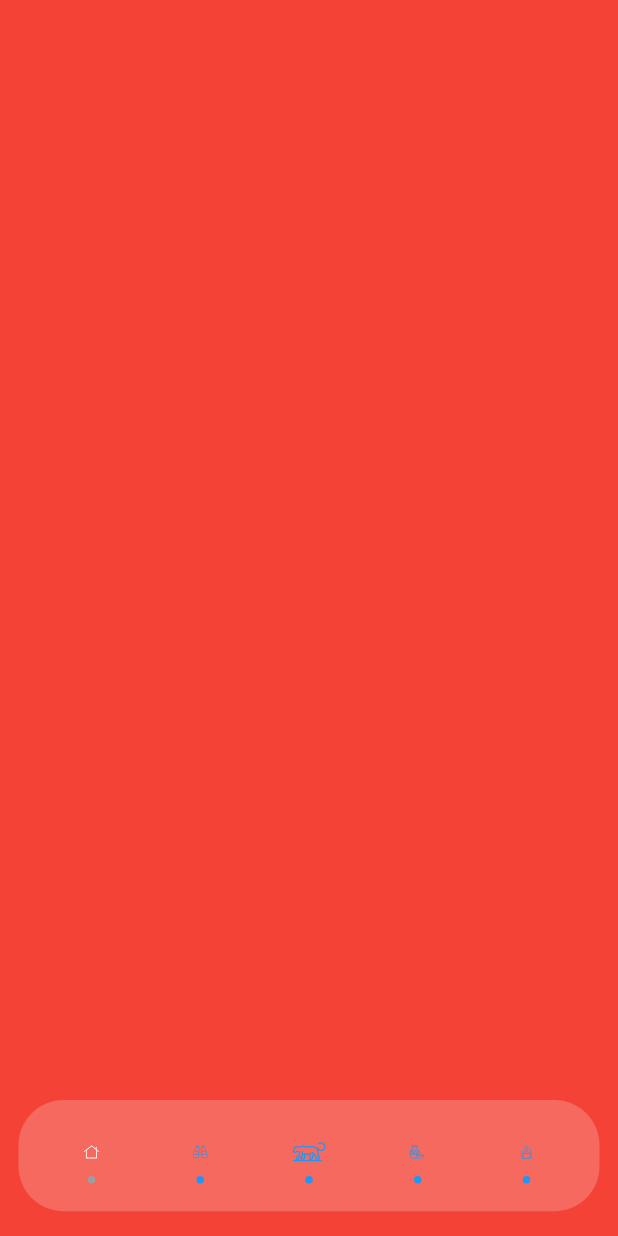
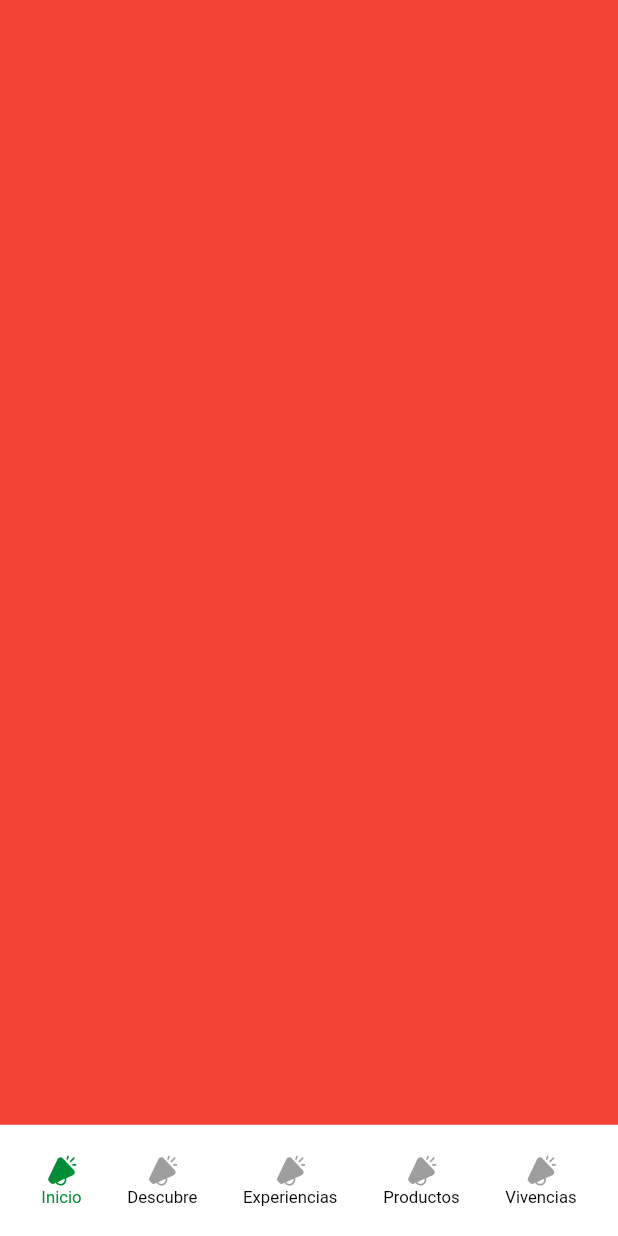
Before and after one commit to angelotapullima/MarcaLoreto, a Flutter app: the screen it shows after launch, on a phone screen of 412 x 824 dp. Run offline on Flutter 3.47's test engine with Material 2 defaults, Android fonts, the phone set to English and light mode, and no system bars; our stand-ins replace flutter_screenutil, flutter_svg, rxdart; statements that could not run were skipped.

Commit message:
inicio x

```diff
--- a/lib/home.dart
+++ b/lib/home.dart
@@ -1,5 +1,6 @@
 import 'package:flutter/cupertino.dart';
 import 'package:flutter/material.dart';
+import 'package:flutter_screenutil/flutter_screenutil.dart';
 import 'package:flutter_svg/flutter_svg.dart';
 import 'package:marca_loreto/src/bloc/provider_bloc.dart';
 import 'package:marca_loreto/src/utils/responsive.dart';
@@ -17,14 +18,14 @@ class _HomePageState extends State<HomePage> {
   @override
   void initState() {
     pageList.add(Container(
+      height: double.infinity,
       width: double.infinity,
-      height: double.infinity,
       color: Colors.red,
     ));
     pageList.add(Container());
     pageList.add(Container());
     pageList.add(Container());
-    //pageList.add(UserPage());
+    pageList.add(Container());
 
     super.initState();
   }
@@ -49,26 +50,22 @@ class _HomePageState extends State<HomePage> {
                   ),
                 ),
                 Positioned(
-                  bottom: responsive.hp(2),
-                  left: responsive.wp(3),
-                  right: responsive.wp(3),
+                  // bottom: responsive.hp(2),
+                  // left: responsive.wp(3),
+                  // right: responsive.wp(3),
+                  bottom: 0,
+                  left: 0,
+                  right: 0,
                   child: Container(
                     padding: EdgeInsets.only(
                       left: responsive.wp(3),
                       right: responsive.wp(3),
                     ),
                     height: responsive.hp(9),
-                    decoration: BoxDecoration(
-                      color: Colors.white.withOpacity(.2),
-                      borderRadius: BorderRadius.circular(30),
-                      /*   boxShadow: [
-                        BoxShadow(
-                          color: Colors.grey.withOpacity(0.5),
-                          spreadRadius: 5,
-                          blurRadius: 7,
-                          offset: const Offset(0, 3), // changes position of shadow
-                        ),
-                      ], */
+                    // height: ScreenUtil().setHeight(48),
+                    decoration: const BoxDecoration(
+                      color: Colors.white,
+                      //borderRadius: BorderRadius.circular(30),
                     ),
                     child: Row(
                       mainAxisAlignment: MainAxisAlignment.spaceAround,
@@ -82,22 +79,25 @@ class _HomePageState extends State<HomePage> {
                             mainAxisAlignment: MainAxisAlignment.center,
                             children: [
                               SizedBox(
-                                height: responsive.ip(3.5),
-                                width: responsive.ip(3.5),
+                                height: responsive.ip(2.5),
+                                width: responsive.ip(2.5),
                                 child: (bottomBloc.page == 0)
                                     ? SvgPicture.asset(
-                                        'assets/svg/tabs/Inicio.svg',
-                                        color: Colors.white,
+                                        'assets/svg/tabs/gol.svg',
+                                        color: const Color(0xFF008d36),
                                       )
                                     : SvgPicture.asset(
-                                        'assets/svg/tabs/Inicio.svg',
-                                        color: Colors.blue,
-                                      ), //Image.assege.asset('assets/logo_largo.svg'),
+                                        'assets/svg/tabs/gol.svg',
+                                        color: Colors.grey,
+                                      ),
                               ),
-                              CircleAvatar(
-                                backgroundColor: (bottomBloc.page == 0) ? Colors.grey : Colors.blue,
-                                radius: 2.5,
-                              ),
+                              Text(
+                                'Inicio',
+                                style: TextStyle(
+                                  color: (bottomBloc.page == 0) ? const Color(0xFF008d36) : Colors.black,
+                                  fontSize: ScreenUtil().setSp(11),
+                                ),
+                              )
                             ],
                           ),
                         ),
@@ -109,131 +109,23 @@ class _HomePageState extends State<HomePage> {
                             mainAxisAlignment: MainAxisAlignment.center,
                             children: [
                               SizedBox(
-                                height: responsive.ip(3.5),
-                                width: responsive.ip(3.5),
+                                height: responsive.ip(2.5),
+                                width: responsive.ip(2.5),
                                 child: (bottomBloc.page == 1)
                                     ? SvgPicture.asset(
-                                        'assets/svg/tabs/Descubre.svg',
-                                        color: Colors.grey,
+                                        'assets/svg/tabs/gol.svg',
+                                        color: const Color(0xFF008d36),
                                       )
                                     : SvgPicture.asset(
-                                        'assets/svg/tabs/Descubre.svg',
-                                        color: Colors.blue,
-                                      ), //Image.asseage.asset('assets/logo_largo.svg'),
-                              ),
-                              CircleAvatar(
-                                backgroundColor: (bottomBloc.page == 1) ? Colors.grey : Colors.blue,
-                                radius: 2.5,
-                              ),
-                            ],
-                          ),
-                        ),
-                        InkWell(
-                          onTap: () {
-                            bottomBloc.changePage(2);
-                          },
-                          child: Column(
-                            mainAxisAlignment: MainAxisAlignment.center,
-                            children: [
-                              SizedBox(
-                                height: responsive.ip(3.5),
-                                width: responsive.ip(3.5),
-                                child: (bottomBloc.page == 2)
-                                    ? SvgPicture.asset(
-                                        'assets/svg/tabs/Experiencias.svg',
+                                        'assets/svg/tabs/gol.svg',
                                         color: Colors.grey,
-                                      )
-                                    : SvgPicture.asset(
-                                        'assets/svg/tabs/Experiencias.svg',
-                                        color: Colors.blue,
-                                      ), //Image.asset('assets/logo_largo.svg'),
-                              ),
-                              CircleAvatar(
-                                backgroundColor: (bottomBloc.page == 2) ? Colors.grey : Colors.blue,
-                                radius: 2.5,
-                              ),
-                            ],
-                          ),
-                        ),
-                        InkWell(
-                          onTap: () {
-                            bottomBloc.changePage(3);
-                          },
-                          child: Column(
-                            mainAxisAlignment: MainAxisAlignment.center,
-                            children: [
-                              SizedBox(
-                                height: responsive.ip(3.5),
-                                width: responsive.ip(3.5),
-                                child: (bottomBloc.page == 3)
-                                    ? SvgPicture.asset(
-                                        'assets/svg/tabs/Productos.svg',
-                                        color: Colors.grey,
-                                      )
-                                    : SvgPicture.asset(
-                                        'assets/svg/tabs/Productos.svg',
-                                        color: Colors.blue,
-                                      ), //Image'assets/logo_largo.svg'),
-                              ),
-                              CircleAvatar(
-                                backgroundColor: (bottomBloc.page == 3) ? Colors.grey : Colors.blue,
-                                radius: 2.5,
-                              ),
-                            ],
-                          ),
-                        ),
-                        InkWell(
-                          onTap: () {
-                            bottomBloc.changePage(4);
-                          },
-                          child: Column(
-                            mainAxisAlignment: MainAxisAlignment.center,
-                            children: [
-                              SizedBox(
-                                height: responsive.ip(3.5),
-                                width: responsive.ip(3.5),
-                                child: (bottomBloc.page == 4)
-                                    ? SvgPicture.asset(
-                                        'assets/svg/tabs/Vivencias.svg',
-                                        color: Colors.grey,
-                                      )
-                                    : SvgPicture.asset(
-                                        'assets/svg/tabs/Vivencias.svg',
-                                        color: Colors.blue,
-                                      ), //Image'assets/logo_largo.svg'),
-                              ),
-                              CircleAvatar(
-                                backgroundColor: (bottomBloc.page == 4) ? Colors.grey : Colors.blue,
-                                radius: 2.5,
-                              ),
-                            ],
-                          ),
-                        ),
-
-                        /*    InkWell(
-                          onTap: () {
-                            bottomBloc.changePage(1);
-                          },
-                          child: Column(
-                            mainAxisAlignment: MainAxisAlignment.center,
-                            children: [
-                              SizedBox(
-                                height: ScreenUtil().setSp(18),
-                                width: ScreenUtil().setSp(18),
-                                child: (bottomBloc.page == 1)
-                                    ? SvgPicture.asset(
-                                        'assets/tabs/tab_torneo_v.svg',
-                                      )
-                                    : SvgPicture.asset(
-                                        'assets/tabs/tab_torneo_g.svg',
-                                      ), //Imagsset('assets/logo_largo.svg'),
+                                      ),
                               ),
                               Text(
-                                'Torneo',
+                                'Descubre',
                                 style: TextStyle(
-                                  fontSize: ScreenUtil().setSp(13),
-                                  fontWeight: FontWeight.w600,
-                                  color: (bottomBloc.page == 1) ? Colors.green : Colors.grey,
+                                  color: (bottomBloc.page == 1) ? const Color(0xFF008d36) : Colors.black,
+                                  fontSize: ScreenUtil().setSp(11),
                                 ),
                               )
                             ],
@@ -247,22 +139,23 @@ class _HomePageState extends State<HomePage> {
                             mainAxisAlignment: MainAxisAlignment.center,
                             children: [
                               SizedBox(
-                                height: ScreenUtil().setSp(18),
-                                width: ScreenUtil().setSp(18),
+                                height: responsive.ip(2.5),
+                                width: responsive.ip(2.5),
                                 child: (bottomBloc.page == 2)
                                     ? SvgPicture.asset(
-                                        'assets/tabs/tab_partidos_v.svg',
+                                        'assets/svg/tabs/gol.svg',
+                                        color: const Color(0xFF008d36),
                                       )
                                     : SvgPicture.asset(
-                                        'assets/tabs/tab_partidos_g.svg',
-                                      ), //Imagsset('assets/logo_largo.svg'),
+                                        'assets/svg/tabs/gol.svg',
+                                        color: Colors.grey,
+                                      ),
                               ),
                               Text(
-                                'Partidos',
+                                'Experiencias',
                                 style: TextStyle(
-                                  fontSize: ScreenUtil().setSp(13),
-                                  fontWeight: FontWeight.w600,
-                                  color: (bottomBloc.page == 2) ? Colors.green : Colors.grey,
+                                  color: (bottomBloc.page == 2) ? const Color(0xFF008d36) : Colors.black,
+                                  fontSize: ScreenUtil().setSp(11),
                                 ),
                               )
                             ],
@@ -276,28 +169,140 @@ class _HomePageState extends State<HomePage> {
                             mainAxisAlignment: MainAxisAlignment.center,
                             children: [
                               SizedBox(
-                                height: ScreenUtil().setSp(18),
-                                width: ScreenUtil().setSp(18),
+                                height: responsive.ip(2.5),
+                                width: responsive.ip(2.5),
                                 child: (bottomBloc.page == 3)
                                     ? SvgPicture.asset(
-                                        'assets/tabs/tab_promociones_v.svg',
+                                        'assets/svg/tabs/gol.svg',
+                                        color: const Color(0xFF008d36),
                                       )
                                     : SvgPicture.asset(
-                                        'assets/tabs/tab_promociones_g.svg',
-                                      ), //Imagsset('assets/logo_largo.svg'),
+                                        'assets/svg/tabs/gol.svg',
+                                        color: Colors.grey,
+                                      ),
                               ),
                               Text(
-                                'Promos',
+                                'Productos',
                                 style: TextStyle(
-                                  fontSize: ScreenUtil().setSp(14),
-                                  fontWeight: FontWeight.w600,
-                                  color: (bottomBloc.page == 3) ? Colors.green : Colors.grey,
+                                  color: (bottomBloc.page == 3) ? const Color(0xFF008d36) : Colors.black,
+                                  fontSize: ScreenUtil().setSp(11),
                                 ),
                               )
                             ],
                           ),
                         ),
-                     */
+                        InkWell(
+                          onTap: () {
+                            bottomBloc.changePage(4);
+                          },
+                          child: Column(
+                            mainAxisAlignment: MainAxisAlignment.center,
+                            children: [
+                              SizedBox(
+                                height: responsive.ip(2.5),
+                                width: responsive.ip(2.5),
+                                child: (bottomBloc.page == 4)
+                                    ? SvgPicture.asset(
+                                        'assets/svg/tabs/gol.svg',
+                                        color: const Color(0xFF008d36),
+                                      )
+                                    : SvgPicture.asset(
+                                        'assets/svg/tabs/gol.svg',
+                                        color: Colors.grey,
+                                      ),
+                              ),
+                              Text(
+                                'Vivencias',
+                                style: TextStyle(
+                                  color: (bottomBloc.page == 4) ? const Color(0xFF008d36) : Colors.black,
+                                  fontSize: ScreenUtil().setSp(11),
+                                ),
+                              )
+                            ],
+                          ),
+                        ),
+
+                        // InkWell(
+                        //   onTap: () {
+                        //     bottomBloc.changePage(2);
+                        //   },
+                        //   child: Column(
+                        //     mainAxisAlignment: MainAxisAlignment.center,
+                        //     children: [
+                        //       SizedBox(
+                        //         height: responsive.ip(3.5),
+                        //         width: responsive.ip(3.5),
+                        //         child: (bottomBloc.page == 2)
+                        //             ? SvgPicture.asset(
+                        //                 'assets/svg/tabs/Experiencias.svg',
+                        //                 color: Colors.grey,
+                        //               )
+                        //             : SvgPicture.asset(
+                        //                 'assets/svg/tabs/Experiencias.svg',
+                        //                 color: Colors.blue,
+                        //               ), //Image.asset('assets/logo_largo.svg'),
+                        //       ),
+                        //       CircleAvatar(
+                        //         backgroundColor: (bottomBloc.page == 2) ? Colors.grey : Colors.blue,
+                        //         radius: 2.5,
+                        //       ),
+                        //     ],
+                        //   ),
+                        // ),
+                        // InkWell(
+                        //   onTap: () {
+                        //     bottomBloc.changePage(3);
+                        //   },
+                        //   child: Column(
+                        //     mainAxisAlignment: MainAxisAlignment.center,
+                        //     children: [
+                        //       SizedBox(
+                        //         height: responsive.ip(3.5),
+                        //         width: responsive.ip(3.5),
+                        //         child: (bottomBloc.page == 3)
+                        //             ? SvgPicture.asset(
+                        //                 'assets/svg/tabs/Productos.svg',
+                        //                 color: Colors.grey,
+                        //               )
+                        //             : SvgPicture.asset(
+                        //                 'assets/svg/tabs/Productos.svg',
+                        //                 color: Colors.blue,
+                        //               ), //Image'assets/logo_largo.svg'),
+                        //       ),
+                        //       CircleAvatar(
+                        //         backgroundColor: (bottomBloc.page == 3) ? Colors.grey : Colors.blue,
+                        //         radius: 2.5,
+                        //       ),
+                        //     ],
+                        //   ),
+                        // ),
+                        // InkWell(
+                        //   onTap: () {
+                        //     bottomBloc.changePage(4);
+                        //   },
+                        //   child: Column(
+                        //     mainAxisAlignment: MainAxisAlignment.center,
+                        //     children: [
+                        //       SizedBox(
+                        //         height: responsive.ip(3.5),
+                        //         width: responsive.ip(3.5),
+                        //         child: (bottomBloc.page == 4)
+                        //             ? SvgPicture.asset(
+                        //                 'assets/svg/tabs/Vivencias.svg',
+                        //                 color: Colors.grey,
+                        //               )
+                        //             : SvgPicture.asset(
+                        //                 'assets/svg/tabs/Vivencias.svg',
+                        //                 color: Colors.blue,
+                        //               ), //Image'assets/logo_largo.svg'),
+                        //       ),
+                        //       CircleAvatar(
+                        //         backgroundColor: (bottomBloc.page == 4) ? Colors.grey : Colors.blue,
+                        //         radius: 2.5,
+                        //       ),
+                        //     ],
+                        //   ),
+                        // ),
                       ],
                     ),
                   ),
```
Also changed, not shown: lib/src/model/inicio/banner_model.dart (added, +45 -0 lines), lib/src/model/inicio/seccion_model.dart (added, +49 -0 lines), assets/svg/tabs/gol.svg (added), 3 other files.
